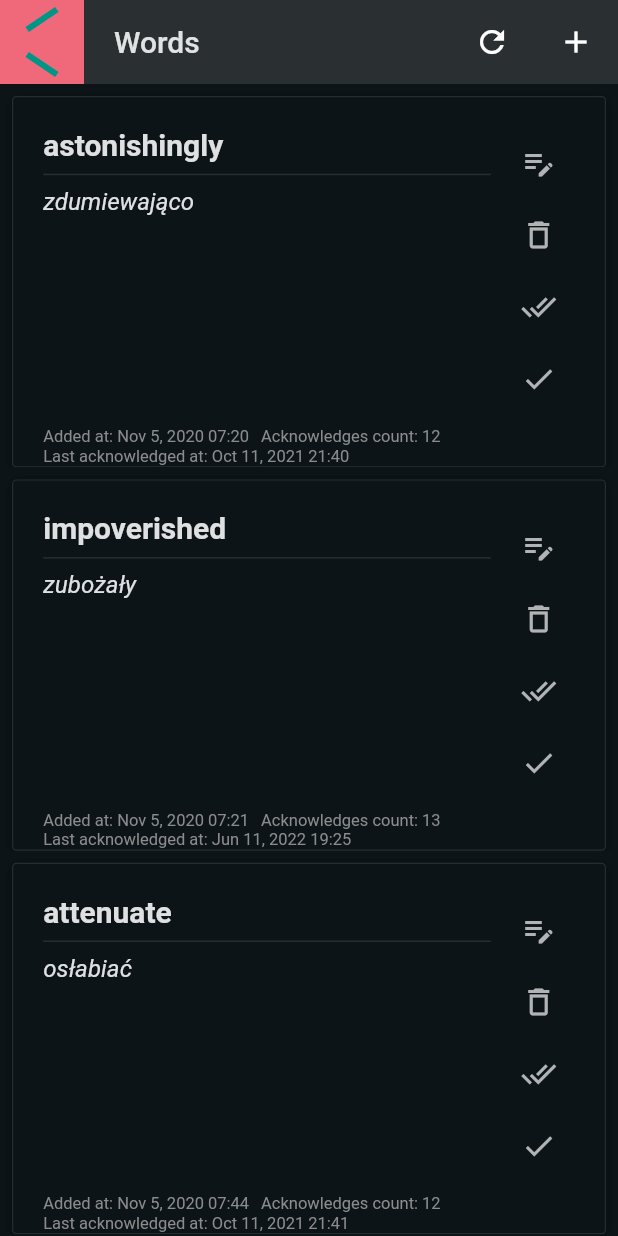
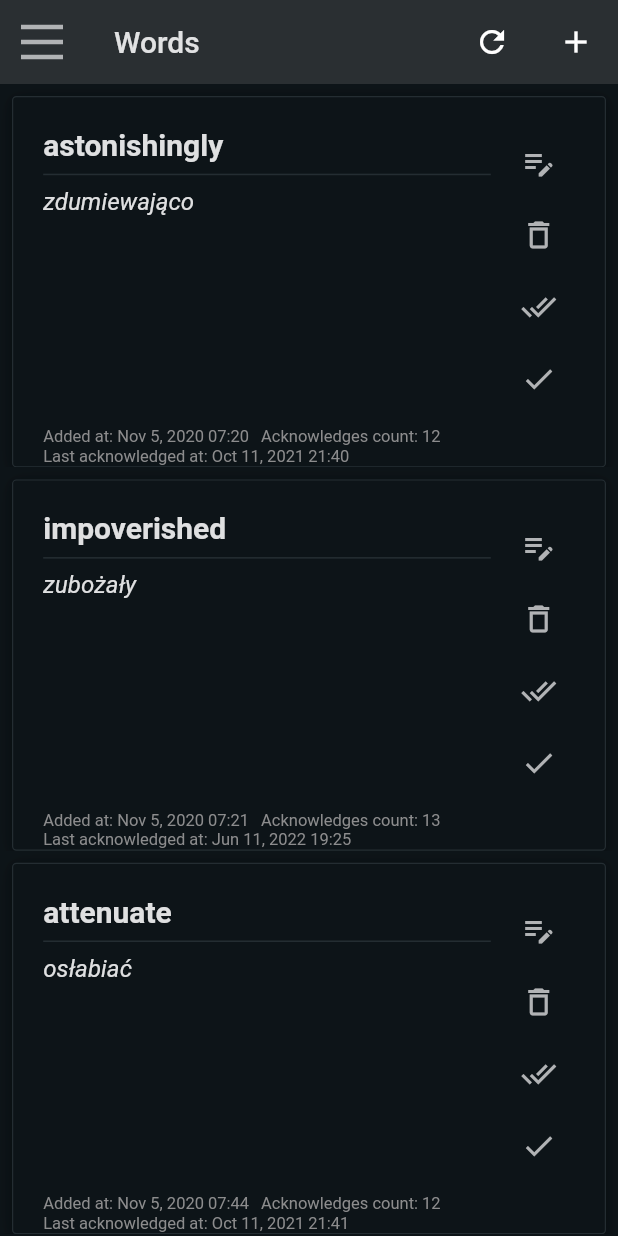
Before and after one commit to UnnamedXAer/lang-words-mobile, a Flutter app: the LoggedInLayout screen opened directly, on a phone screen of 412 x 824 dp. Run offline on Flutter 3.47's test engine with Material 2 defaults, Android fonts, the phone set to English and light mode, and no system bars.

Commit message:
transform burger into X when opened

```diff
--- a/lib/widgets/layout/app_nav_bar.dart
+++ b/lib/widgets/layout/app_nav_bar.dart
@@ -83,7 +83,7 @@ class AppNavBar extends StatelessWidget {
   }
 }
 
-class BurgerButton extends StatelessWidget {
+class BurgerButton extends StatefulWidget {
   const BurgerButton({
     Key? key,
     required VoidCallback toggleDrawer,
@@ -93,64 +93,98 @@ class BurgerButton extends StatelessWidget {
   final VoidCallback _toggleDrawer;
 
   @override
+  State<BurgerButton> createState() => _BurgerButtonState();
+}
+
+class _BurgerButtonState extends State<BurgerButton> {
+  final double _spacerSize = 7.0;
+  double rotateValue = 0;
+  double bottomRotate = 0;
+  double translateXMiddleLine = 0;
+  double middleLineOpacity = 1;
+  bool isDismissed = true;
+
+  @override
   Widget build(BuildContext context) {
     return InkWell(
-      onTap: _toggleDrawer,
+      onTap: () {
+        widget._toggleDrawer();
+        setState(() {
+          rotateValue = isDismissed ? (-pi / 4.0) : 0;
+          bottomRotate = isDismissed ? (pi / 4.0) : 0;
+          translateXMiddleLine =
+              isDismissed ? kBottomNavigationBarHeight * 0.7 : 0;
+          middleLineOpacity = isDismissed ? 0 : 1;
+
+          isDismissed = !isDismissed;
+        });
+      },
       child: Container(
         width: kBottomNavigationBarHeight,
         height: kBottomNavigationBarHeight,
-        color: AppColors.reject,
+        alignment: Alignment.center,
+        child: Container(
+          // color: Colors.green,
+          width: kBottomNavigationBarHeight * .5,
+          height: 3 * 3 + 2 * _spacerSize,
           child: Column(
-          mainAxisAlignment: MainAxisAlignment.spaceEvenly,
-          crossAxisAlignment: CrossAxisAlignment.center,
+            // mainAxisAlignment: MainAxisAlignment.center,
+            // crossAxisAlignment: CrossAxisAlignment.center,
             children: [
               // https://www.youtube.com/watch?v=l6Qrj3D79mQ
               TweenAnimationBuilder<double>(
-              duration: const Duration(milliseconds: 2500),
+                duration: const Duration(milliseconds: 700),
                 tween: Tween(
                   begin: 0.0,
-                end: -pi / 4.0,
+                  end: rotateValue,
                 ),
                 builder: (context, value, child) => Transform.rotate(
+                  alignment: Alignment.centerRight,
                   angle: value,
-                child: Transform.scale(scaleX: value * 3 / pi, child: child!),
+                  child: child!,
                 ),
                 child: _buildLine(),
               ),
-            AnimatedOpacity(
-              opacity: 0,
-              duration: const Duration(milliseconds: 2500),
+              SizedBox(height: _spacerSize),
+              TweenAnimationBuilder<double>(
+                duration: const Duration(milliseconds: 300),
+                tween: Tween<double>(begin: 0.0, end: translateXMiddleLine),
+                builder: (_, value, child) => Transform.translate(
+                  offset: Offset(value, 0),
+                  child: child!,
+                ),
+                child: AnimatedOpacity(
+                  opacity: middleLineOpacity,
+                  duration: const Duration(milliseconds: 300),
                   child: _buildLine(),
                 ),
+              ),
+              SizedBox(height: _spacerSize),
               TweenAnimationBuilder<double>(
-              duration: const Duration(milliseconds: 2500),
+                duration: const Duration(milliseconds: 700),
                 tween: Tween(
                   begin: 0.0,
-                end: pi / 4.0,
+                  end: bottomRotate,
                 ),
                 builder: (context, value, child) => Transform.rotate(
+                  alignment: Alignment.centerRight,
                   angle: value,
-                child: Transform.scale(scaleX: value * 3 / pi, child: child!),
+                  child: child!,
                 ),
                 child: _buildLine(),
               ),
             ],
           ),
         ),
+      ),
     );
-
-    // return IconButtonSquare(
-    //   onTap: _toggleDrawer,
-    //   size: kBottomNavigationBarHeight,
-    //   icon: const Icon(Icons.menu_outlined),
-    // );
   }
 
   Container _buildLine() {
     return Container(
-      height: 4,
-      width: kBottomNavigationBarHeight * .75,
-      color: AppColors.primary,
+      height: 3,
+      width: kBottomNavigationBarHeight * .6,
+      color: AppColors.textDark,
     );
   }
 }
```
Lines whose indentation alone changed are shown as unchanged.
